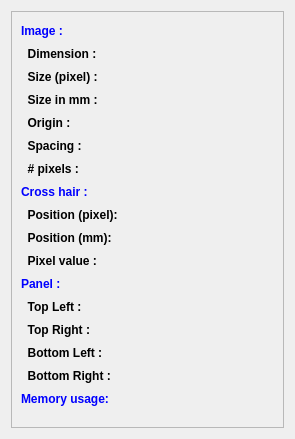
First picture: the form in vv/qt_ui/vvInfoPanel.ui, repository open-vv/vv, before the edit.
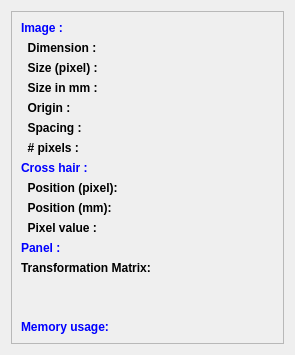
Second picture: the form after the edit.

Commit message: Romulo: - Included visualization of the image's transformation interface on the main window - Removed panel information that preivously existed

The edit to the form file:
```diff
--- a/vv/qt_ui/vvInfoPanel.ui
+++ b/vv/qt_ui/vvInfoPanel.ui
@@ -7,7 +7,7 @@
     <x>0</x>
     <y>0</y>
     <width>295</width>
-    <height>439</height>
+    <height>355</height>
    </rect>
   </property>
   <property name="sizePolicy">
@@ -30,8 +30,12 @@
        <rect>
         <x>0</x>
         <y>0</y>
+        vvInfoPanel.ui
+        <width>281</width>
+        <height>341</height>
         <width>281</width>
         <height>425</height>
+        1.3
        </rect>
       </property>
       <layout class="QGridLayout" name="gridLayout">
@@ -370,6 +374,22 @@
          </property>
         </widget>
        </item>
+       <item row="14" column="0" colspan="2">
+        <widget class="QLabel" name="transformationLabel">
+         <property name="sizePolicy">
+          <sizepolicy hsizetype="Expanding" vsizetype="Preferred">
+           <horstretch>0</horstretch>
+           <verstretch>0</verstretch>
+          </sizepolicy>
+         </property>
+         <property name="text">
+          <string/>
+         </property>
+         <property name="textFormat">
+          <enum>Qt::PlainText</enum>
+         </property>
+        </widget>
+       </item>
        <item row="12" column="0">
         <widget class="QLabel" name="ULStaticLabel">
          <property name="sizePolicy">
@@ -379,110 +399,11 @@
           </sizepolicy>
          </property>
          <property name="text">
-          <string>&lt;html&gt;&lt;head&gt;&lt;meta name=&quot;qrichtext&quot; content=&quot;1&quot; /&gt;&lt;style type=&quot;text/css&quot;&gt;
+          <string>&lt;!DOCTYPE HTML PUBLIC &quot;-//W3C//DTD HTML 4.0//EN&quot; &quot;http://www.w3.org/TR/REC-html40/strict.dtd&quot;&gt;
+&lt;html&gt;&lt;head&gt;&lt;meta name=&quot;qrichtext&quot; content=&quot;1&quot; /&gt;&lt;style type=&quot;text/css&quot;&gt;
 p, li { white-space: pre-wrap; }
 &lt;/style&gt;&lt;/head&gt;&lt;body style=&quot; font-family:'Sans Serif'; font-size:9pt; font-weight:400; font-style:normal;&quot;&gt;
-&lt;p style=&quot; margin-top:0px; margin-bottom:0px; margin-left:0px; margin-right:0px; -qt-block-indent:0; text-indent:0px;&quot;&gt;&lt;span style=&quot; font-weight:600;&quot;&gt;  Top Left :&lt;/span&gt;&lt;/p&gt;&lt;/body&gt;&lt;/html&gt;</string>
-         </property>
-        </widget>
-       </item>
-       <item row="12" column="1">
-        <widget class="QLabel" name="ULLabel">
-         <property name="sizePolicy">
-          <sizepolicy hsizetype="Expanding" vsizetype="Preferred">
-           <horstretch>0</horstretch>
-           <verstretch>0</verstretch>
-          </sizepolicy>
-         </property>
-         <property name="text">
-          <string/>
-         </property>
-        </widget>
-       </item>
-       <item row="13" column="0">
-        <widget class="QLabel" name="URStaticLabel">
-         <property name="sizePolicy">
-          <sizepolicy hsizetype="Fixed" vsizetype="Fixed">
-           <horstretch>0</horstretch>
-           <verstretch>0</verstretch>
-          </sizepolicy>
-         </property>
-         <property name="text">
-          <string>&lt;html&gt;&lt;head&gt;&lt;meta name=&quot;qrichtext&quot; content=&quot;1&quot; /&gt;&lt;style type=&quot;text/css&quot;&gt;
-p, li { white-space: pre-wrap; }
-&lt;/style&gt;&lt;/head&gt;&lt;body style=&quot; font-family:'Sans Serif'; font-size:9pt; font-weight:400; font-style:normal;&quot;&gt;
-&lt;p style=&quot; margin-top:0px; margin-bottom:0px; margin-left:0px; margin-right:0px; -qt-block-indent:0; text-indent:0px;&quot;&gt;  &lt;span style=&quot; font-weight:600;&quot;&gt;Top Right :&lt;/span&gt;&lt;/p&gt;&lt;/body&gt;&lt;/html&gt;</string>
-         </property>
-        </widget>
-       </item>
-       <item row="13" column="1">
-        <widget class="QLabel" name="URLabel">
-         <property name="sizePolicy">
-          <sizepolicy hsizetype="Expanding" vsizetype="Preferred">
-           <horstretch>0</horstretch>
-           <verstretch>0</verstretch>
-          </sizepolicy>
-         </property>
-         <property name="text">
-          <string/>
-         </property>
-        </widget>
-       </item>
-       <item row="14" column="0">
-        <widget class="QLabel" name="DLStaticLabel">
-         <property name="sizePolicy">
-          <sizepolicy hsizetype="Fixed" vsizetype="Fixed">
-           <horstretch>0</horstretch>
-           <verstretch>0</verstretch>
-          </sizepolicy>
-         </property>
-         <property name="text">
-          <string>&lt;html&gt;&lt;head&gt;&lt;meta name=&quot;qrichtext&quot; content=&quot;1&quot; /&gt;&lt;style type=&quot;text/css&quot;&gt;
-p, li { white-space: pre-wrap; }
-&lt;/style&gt;&lt;/head&gt;&lt;body style=&quot; font-family:'Sans Serif'; font-size:9pt; font-weight:400; font-style:normal;&quot;&gt;
-&lt;p style=&quot; margin-top:0px; margin-bottom:0px; margin-left:0px; margin-right:0px; -qt-block-indent:0; text-indent:0px;&quot;&gt;&lt;span style=&quot; font-weight:600;&quot;&gt;  Bottom Left : &lt;/span&gt;&lt;/p&gt;&lt;/body&gt;&lt;/html&gt;</string>
-         </property>
-        </widget>
-       </item>
-       <item row="14" column="1">
-        <widget class="QLabel" name="DLLabel">
-         <property name="sizePolicy">
-          <sizepolicy hsizetype="Expanding" vsizetype="Preferred">
-           <horstretch>0</horstretch>
-           <verstretch>0</verstretch>
-          </sizepolicy>
-         </property>
-         <property name="text">
-          <string/>
-         </property>
-        </widget>
-       </item>
-       <item row="15" column="0">
-        <widget class="QLabel" name="DRStaticLabel">
-         <property name="sizePolicy">
-          <sizepolicy hsizetype="Fixed" vsizetype="Fixed">
-           <horstretch>0</horstretch>
-           <verstretch>0</verstretch>
-          </sizepolicy>
-         </property>
-         <property name="text">
-          <string>&lt;html&gt;&lt;head&gt;&lt;meta name=&quot;qrichtext&quot; content=&quot;1&quot; /&gt;&lt;style type=&quot;text/css&quot;&gt;
-p, li { white-space: pre-wrap; }
-&lt;/style&gt;&lt;/head&gt;&lt;body style=&quot; font-family:'Sans Serif'; font-size:9pt; font-weight:400; font-style:normal;&quot;&gt;
-&lt;p style=&quot; margin-top:0px; margin-bottom:0px; margin-left:0px; margin-right:0px; -qt-block-indent:0; text-indent:0px;&quot;&gt;&lt;span style=&quot; font-weight:600;&quot;&gt;  Bottom Right :&lt;/span&gt;&lt;/p&gt;&lt;/body&gt;&lt;/html&gt;</string>
-         </property>
-        </widget>
-       </item>
-       <item row="15" column="1">
-        <widget class="QLabel" name="DRLabel">
-         <property name="sizePolicy">
-          <sizepolicy hsizetype="Expanding" vsizetype="Preferred">
-           <horstretch>0</horstretch>
-           <verstretch>0</verstretch>
-          </sizepolicy>
-         </property>
-         <property name="text">
-          <string/>
+&lt;p style=&quot; margin-top:0px; margin-bottom:0px; margin-left:0px; margin-right:0px; -qt-block-indent:0; text-indent:0px;&quot;&gt;&lt;span style=&quot; font-weight:600;&quot;&gt;Transformation Matrix:&lt;/span&gt;&lt;/p&gt;&lt;/body&gt;&lt;/html&gt;</string>
          </property>
         </widget>
        </item>
```
Left out of the diff: 2 changed lines with no effect on the pictures. The commit also changes 4 other files.
